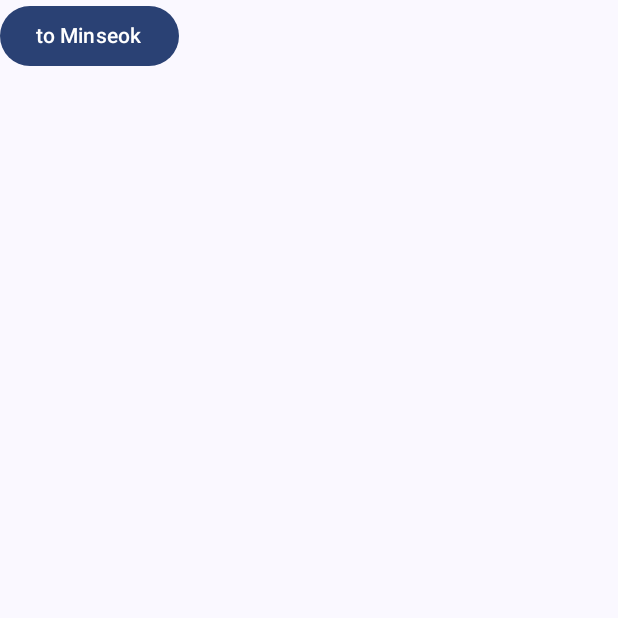
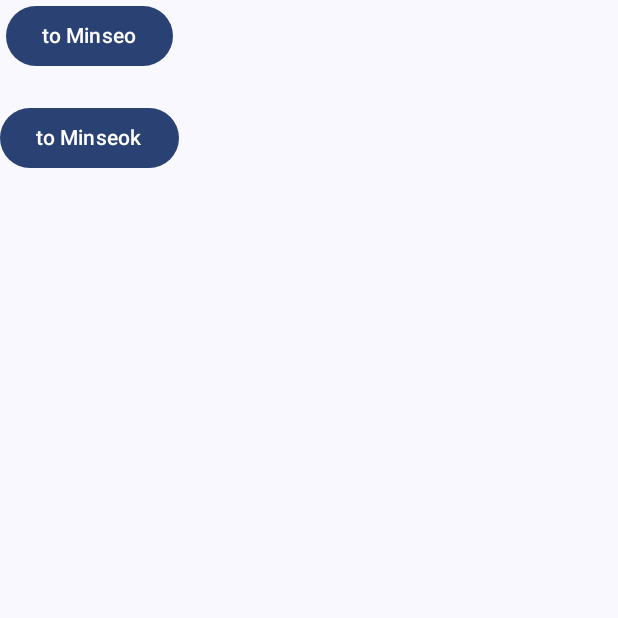
Before and after one commit to KONKUK-HACKATHON-TEAM3/Android, an Android app built with Jetpack Compose: the screen it shows after launch (MainActivity), on a phone screen of 412 x 824 dp, the top half of it. Run offline under Robolectric (Android 15) with nearby library versions, the phone set to English and light mode, and no system bars.

Commit message:
[feat] 메인 스크림 추가

```diff
--- a/app/src/main/java/com/konkuk/hackathon_team3/presentation/main/MainNavHost.kt
+++ b/app/src/main/java/com/konkuk/hackathon_team3/presentation/main/MainNavHost.kt
@@ -20,8 +20,16 @@ fun MainNavHost(
     ) {
         NavHost(
             navController = navController,
-            startDestination = "minseo"
+            startDestination = "main"
         ) {
+
+            composable(route = "main") {
+                MainRoute(
+                    navigateToMinseo = { navController.navigateToMinseo() },
+                    navigateToMinseok = { navController.navigateToMinseok() }
+                )
+            }
+
             composable(route = "minseo") {
                 MinseoRoute(
                     navigateToMinseok = { navController.navigateToMinseok() }
--- /dev/null
+++ b/app/src/main/java/com/konkuk/hackathon_team3/presentation/main/MainScreen.kt
@@ -0,0 +1,65 @@
+package com.konkuk.hackathon_team3.presentation.main
+
+import androidx.compose.foundation.layout.Arrangement
+import androidx.compose.foundation.layout.Column
+import androidx.compose.foundation.layout.Spacer
+import androidx.compose.foundation.layout.height
+import androidx.compose.material3.Button
+import androidx.compose.material3.Text
+import androidx.compose.runtime.Composable
+import androidx.compose.ui.Alignment
+import androidx.compose.ui.Modifier
+import androidx.compose.ui.tooling.preview.Preview
+import androidx.compose.ui.unit.dp
+import com.konkuk.hackathon_team3.ui.theme.KONKUKHACKATHONTEAM3Theme
+
+@Composable
+fun MainRoute(
+    navigateToMinseo: () -> Unit,
+    navigateToMinseok: () -> Unit,
+    modifier: Modifier = Modifier
+) {
+    MainScreen(
+        navigateToMinseo = navigateToMinseo,
+        navigateToMinseok = navigateToMinseok,
+        modifier = modifier
+    )
+}
+
+@Composable
+fun MainScreen(
+    navigateToMinseo: () -> Unit,
+    navigateToMinseok: () -> Unit,
+    modifier: Modifier = Modifier
+) {
+    Column(
+        modifier = modifier,
+        horizontalAlignment = Alignment.CenterHorizontally,
+        verticalArrangement = Arrangement.Center
+    ) {
+        Button(
+            onClick = navigateToMinseo,
+            modifier = modifier
+        ) {
+            Text("to Minseo")
+        }
+        Spacer(modifier = Modifier.height(20.dp))
+        Button(
+            onClick = navigateToMinseok,
+            modifier = modifier
+        ) {
+            Text("to Minseok")
+        }
+    }
+}
+
+@Preview(showBackground = true)
+@Composable
+private fun PreviewMainScreen() {
+    KONKUKHACKATHONTEAM3Theme {
+        MainScreen(
+            navigateToMinseo = {},
+            navigateToMinseok = {}
+        )
+    }
+}
```
Also changed, not shown: app/src/main/java/com/konkuk/hackathon_team3/presentation/main/MainNavigator.kt (+8 -2 lines), app/src/main/java/com/konkuk/hackathon_team3/presentation/minseok/MinseokScreen.kt (+18 -6 lines), app/src/main/java/com/konkuk/hackathon_team3/presentation/minseok/MinseokViewModel.kt (added, +8 -0 lines), app/src/main/java/com/konkuk/hackathon_team3/presentation/util/ModifierExt.kt (added, +89 -0 lines).
